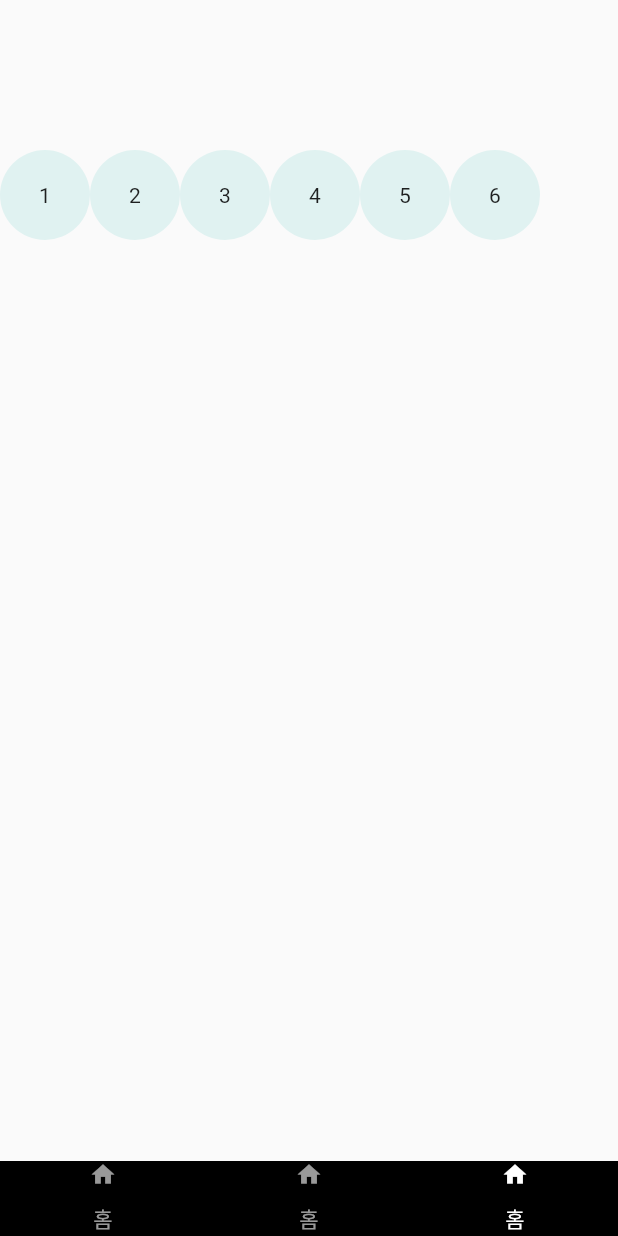
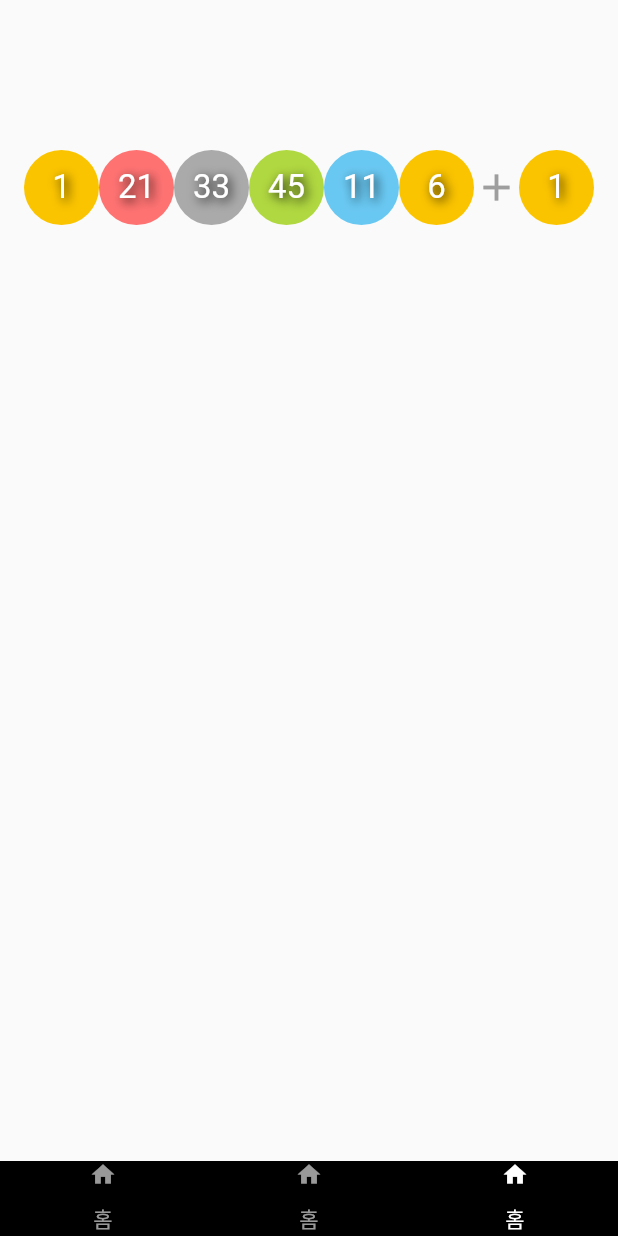
Before and after one commit to dv-zinke/flutter_lotte, a Flutter app: the screen it shows after launch, item 3 of the bottom bar chosen, on a phone screen of 412 x 824 dp. Run offline on Flutter 3.47's test engine with Material 2 defaults, Android fonts, the phone set to English and light mode, and no system bars.

Commit message:
feat: 로또 색깔 및 보너스 번호 작업

```diff
--- a/lib/screen/MyNumber.dart
+++ b/lib/screen/MyNumber.dart
@@ -1,6 +1,6 @@
-
-
 import 'package:flutter/cupertino.dart';
+import 'package:flutter/material.dart';
+import 'package:lotte_flutter/widget/LottoNumber.dart';
 import 'package:lotte_flutter/widget/LottoNumberCombination.dart';
 
 class MyNumber extends StatefulWidget {
@@ -13,15 +13,23 @@ class MyNumber extends StatefulWidget {
 class _MyNumberState extends State<MyNumber> {
   @override
   Widget build(BuildContext context) {
-    // TODO: implement build
     return Container(
-
         child: Column(
+      children: <Widget>[
+        SizedBox(height: 100),
+        Row(
+          mainAxisAlignment: MainAxisAlignment.center,
           children: <Widget>[
-            SizedBox(height: 100),
-            LottoNumberCombination([1,2,3,4,5,6]),
+            LottoNumberCombination([1, 21, 33, 45, 11, 6]),
+            Icon(
+              Icons.add,
+              color: Colors.grey,
+              size: 30.0,
+            ),
+            LottoNumber(number: 1)
           ],
         )
-    );
+      ],
+    ));
   }
 }
--- a/lib/widget/LottoNumber.dart
+++ b/lib/widget/LottoNumber.dart
@@ -1,23 +1,48 @@
 import 'package:flutter/cupertino.dart';
-
+import 'package:flutter/material.dart';
 
 class LottoNumber extends StatelessWidget {
   final int number;
 
   LottoNumber({this.number});
+
   @override
   Widget build(BuildContext context) {
-    return  Row(
+    return Row(
       children: <Widget>[
         Container(
-          width: 60,
-          height: 60,
-          child: Center(child: Text(number.toString())),
-          decoration: BoxDecoration(
-              shape: BoxShape.circle,
-              color: Color(0xFFe0f2f1))
-          ),
+            width: 50,
+            height: 50,
+            child: Center(
+                child: Text(number.toString(),
+                    style: TextStyle(
+                      color: Color(0xffffffff),
+                      fontSize: 22,
+                      shadows: [
+                        Shadow(
+                          blurRadius: 8.0,
+                          color: Colors.black,
+                          offset: Offset(2.0, 2.0),
+                        ),
+                      ],
+                    ))),
+            decoration: BoxDecoration(
+                shape: BoxShape.circle, color: Color(getLottoNumberColor(number)))),
       ],
     );
   }
 }
+
+int getLottoNumberColor(number) {
+  var colorString;
+  if (number < 11)
+    colorString = 0xFFfbc400;
+  else if (number < 21)
+    colorString = 0xFF69c8f2;
+  else if (number < 31)
+    colorString = 0xFFff7272;
+  else if (number < 41)
+    colorString = 0xFFaaaaaa;
+  else if (number < 46) colorString = 0xFFb0d840;
+  return colorString;
+}
```
